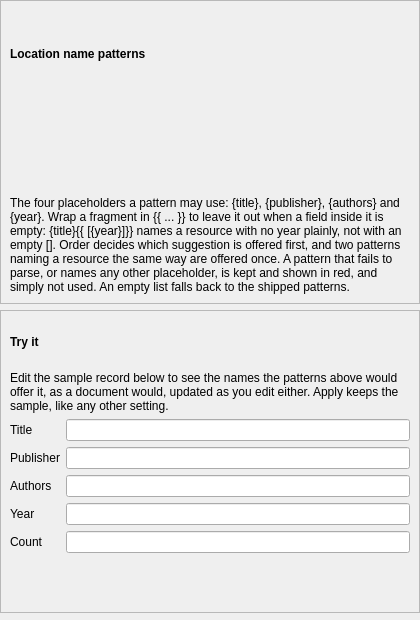
Before: the Qt Designer form packages/rehuco-agent/src/rehuco_agent/settings/ui/location_templates_page.ui in borco/rehuco, drawn with Qt 5.
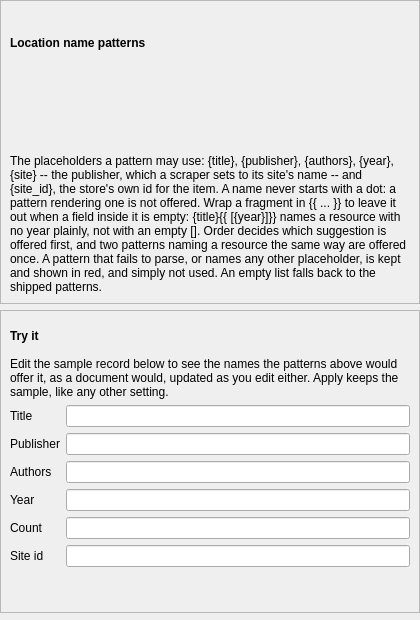
After: the same form once the commit is applied. Custom widgets are drawn as their Qt base class.

What changed in the file:
```diff
--- a/packages/rehuco-agent/src/rehuco_agent/settings/ui/location_templates_page.ui
+++ b/packages/rehuco-agent/src/rehuco_agent/settings/ui/location_templates_page.ui
@@ -54,7 +54,7 @@
       <item>
        <widget class="WrappingLabel" name="placeholders_label">
         <property name="text">
-         <string>The four placeholders a pattern may use: {title}, {publisher}, {authors} and {year}. Wrap a fragment in {{ ... }} to leave it out when a field inside it is empty: {title}{{ [{year}]}} names a resource with no year plainly, not with an empty []. Order decides which suggestion is offered first, and two patterns naming a resource the same way are offered once. A pattern that fails to parse, or names any other placeholder, is kept and shown in red, and simply not used. An empty list falls back to the shipped patterns.</string>
+         <string>The placeholders a pattern may use: {title}, {publisher}, {authors}, {year}, {site} -- the publisher, which a scraper sets to its site's name -- and {site_id}, the store's own id for the item. A name never starts with a dot: a pattern rendering one is not offered. Wrap a fragment in {{ ... }} to leave it out when a field inside it is empty: {title}{{ [{year}]}} names a resource with no year plainly, not with an empty []. Order decides which suggestion is offered first, and two patterns naming a resource the same way are offered once. A pattern that fails to parse, or names any other placeholder, is kept and shown in red, and simply not used. An empty list falls back to the shipped patterns.</string>
         </property>
         <property name="wordWrap">
          <bool>true</bool>
@@ -147,6 +147,16 @@
         <item row="4" column="1">
          <widget class="QLineEdit" name="sample_count_edit"/>
         </item>
+        <item row="5" column="0">
+         <widget class="QLabel" name="sample_site_id_label">
+          <property name="text">
+           <string>Site id</string>
+          </property>
+         </widget>
+        </item>
+        <item row="5" column="1">
+         <widget class="QLineEdit" name="sample_site_id_edit"/>
+        </item>
        </layout>
       </item>
       <item>
```
Left out of the diff: 2 changed lines with no effect on the pictures.
